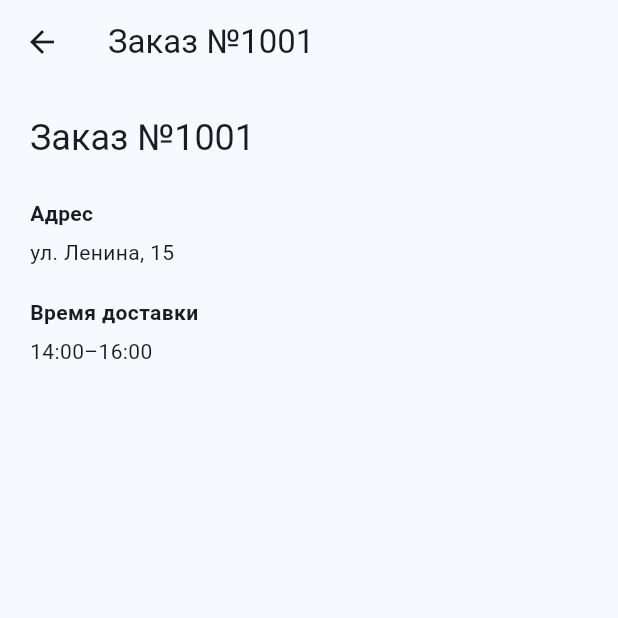
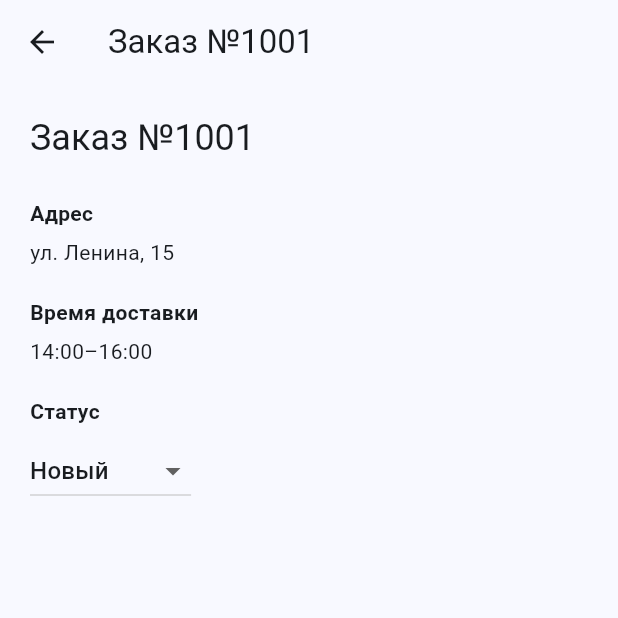
Before and after one commit to Camarederic/AI_Courier, a Flutter app: the OrdersPage screen opened directly, after a tap on an icon or button, on a phone screen of 412 x 824 dp, the top half of it. Run offline on Flutter 3.47's test engine with Material 3 defaults, Android fonts, the phone set to English and light mode, and no system bars.

Commit message:
Add order status management

```diff
--- a/lib/order.dart
+++ b/lib/order.dart
@@ -1,13 +1,17 @@
+enum OrderStatus { newOrder, inTransit, delivered }
+
 class Order {
   final String orderNumber;
   final String address;
   final String time;
   final String comment;
+  OrderStatus status;
 
-  const Order({
+  Order({
     required this.orderNumber,
     required this.address,
     required this.time,
     required this.comment,
+    this.status = OrderStatus.newOrder,
   });
 }
--- a/lib/order_details_page.dart
+++ b/lib/order_details_page.dart
@@ -1,29 +1,45 @@
 import 'package:flutter/material.dart';
 import 'order.dart';
 
-class OrderDetailsPage extends StatelessWidget {
+class OrderDetailsPage extends StatefulWidget {
   final Order order;
 
   const OrderDetailsPage({super.key, required this.order});
 
   @override
+  State<OrderDetailsPage> createState() => _OrderDetailsPageState();
+}
+
+class _OrderDetailsPageState extends State<OrderDetailsPage> {
+  String getStatusText() {
+    switch (widget.order.status) {
+      case OrderStatus.newOrder:
+        return 'Новый';
+      case OrderStatus.inTransit:
+        return 'В пути';
+      case OrderStatus.delivered:
+        return 'Доставлен';
+    }
+  }
+
+  @override
   Widget build(BuildContext context) {
     return Scaffold(
-      appBar: AppBar(title: Text('Заказ ${order.orderNumber}')),
+      appBar: AppBar(title: Text('Заказ ${widget.order.orderNumber}')),
       body: Padding(
         padding: const EdgeInsets.all(20),
         child: Column(
           crossAxisAlignment: CrossAxisAlignment.start,
           children: [
             Text(
-              'Заказ ${order.orderNumber}',
+              'Заказ ${widget.order.orderNumber}',
               style: Theme.of(context).textTheme.headlineSmall,
             ),
             const SizedBox(height: 24),
 
             const Text('Адрес', style: TextStyle(fontWeight: FontWeight.bold)),
             const SizedBox(height: 6),
-            Text(order.address),
+            Text(widget.order.address),
 
             const SizedBox(height: 20),
 
@@ -32,16 +48,48 @@ class OrderDetailsPage extends StatelessWidget {
               style: TextStyle(fontWeight: FontWeight.bold),
             ),
             const SizedBox(height: 6),
-            Text(order.time),
+            Text(widget.order.time),
 
-            if (order.comment.isNotEmpty) ...[
+            const SizedBox(height: 20),
+
+            const Text('Статус', style: TextStyle(fontWeight: FontWeight.bold)),
+            const SizedBox(height: 6),
+
+            DropdownButton<OrderStatus>(
+              value: widget.order.status,
+              items: const [
+                DropdownMenuItem(
+                  value: OrderStatus.newOrder,
+                  child: Text('Новый'),
+                ),
+                DropdownMenuItem(
+                  value: OrderStatus.inTransit,
+                  child: Text('В пути'),
+                ),
+                DropdownMenuItem(
+                  value: OrderStatus.delivered,
+                  child: Text('Доставлен'),
+                ),
+              ],
+              onChanged: (OrderStatus? newStatus) {
+                if (newStatus == null) {
+                  return;
+                }
+
+                setState(() {
+                  widget.order.status = newStatus;
+                });
+              },
+            ),
+
+            if (widget.order.comment.isNotEmpty) ...[
               const SizedBox(height: 20),
               const Text(
                 'Комментарий',
                 style: TextStyle(fontWeight: FontWeight.bold),
               ),
               const SizedBox(height: 6),
-              Text(order.comment),
+              Text(widget.order.comment),
             ],
           ],
         ),
--- a/lib/orders_page.dart
+++ b/lib/orders_page.dart
@@ -12,19 +12,19 @@ class OrdersPage extends StatefulWidget {
 
 class _OrdersPageState extends State<OrdersPage> {
   final List<Order> orders = [
-    const Order(
+    Order(
       orderNumber: '№1001',
       address: 'ул. Ленина, 15',
       time: '14:00–16:00',
       comment: '',
     ),
-    const Order(
+    Order(
       orderNumber: '№1002',
       address: 'ул. Гагарина, 8',
       time: '16:00–18:00',
       comment: '',
     ),
-    const Order(
+    Order(
       orderNumber: '№1003',
       address: 'пр. Победы, 21',
       time: '18:00–20:00',
@@ -60,13 +60,16 @@ class _OrdersPageState extends State<OrdersPage> {
             address: order.address,
             time: order.time,
             comment: order.comment,
-            onTap: () {
-              Navigator.push(
+            status: order.status,
+            onTap: () async {
+              await Navigator.push(
                 context,
                 MaterialPageRoute(
                   builder: (context) => OrderDetailsPage(order: order),
                 ),
               );
+
+              setState(() {});
             },
           );
         },
@@ -85,6 +88,7 @@ class OrderCard extends StatelessWidget {
   final String address;
   final String time;
   final String comment;
+  final OrderStatus status;
   final VoidCallback onTap;
 
   const OrderCard({
@@ -93,8 +97,20 @@ class OrderCard extends StatelessWidget {
     required this.address,
     required this.time,
     required this.comment,
+    required this.status,
     required this.onTap,
   });
+
+  String getStatusText() {
+    switch (status) {
+      case OrderStatus.newOrder:
+        return 'Новый';
+      case OrderStatus.inTransit:
+        return 'В пути';
+      case OrderStatus.delivered:
+        return 'Доставлен';
+    }
+  }
 
   @override
   Widget build(BuildContext context) {
@@ -111,7 +127,17 @@ class OrderCard extends StatelessWidget {
         ),
         subtitle: Text('$address\n$time$commentText'),
         isThreeLine: comment.isNotEmpty,
-        trailing: const Icon(Icons.chevron_right),
+        trailing: Column(
+          mainAxisAlignment: MainAxisAlignment.center,
+          crossAxisAlignment: CrossAxisAlignment.end,
+          children: [
+            Text(
+              getStatusText(),
+              style: const TextStyle(fontWeight: FontWeight.bold),
+            ),
+            const Icon(Icons.chevron_right),
+          ],
+        ),
       ),
     );
   }
```
